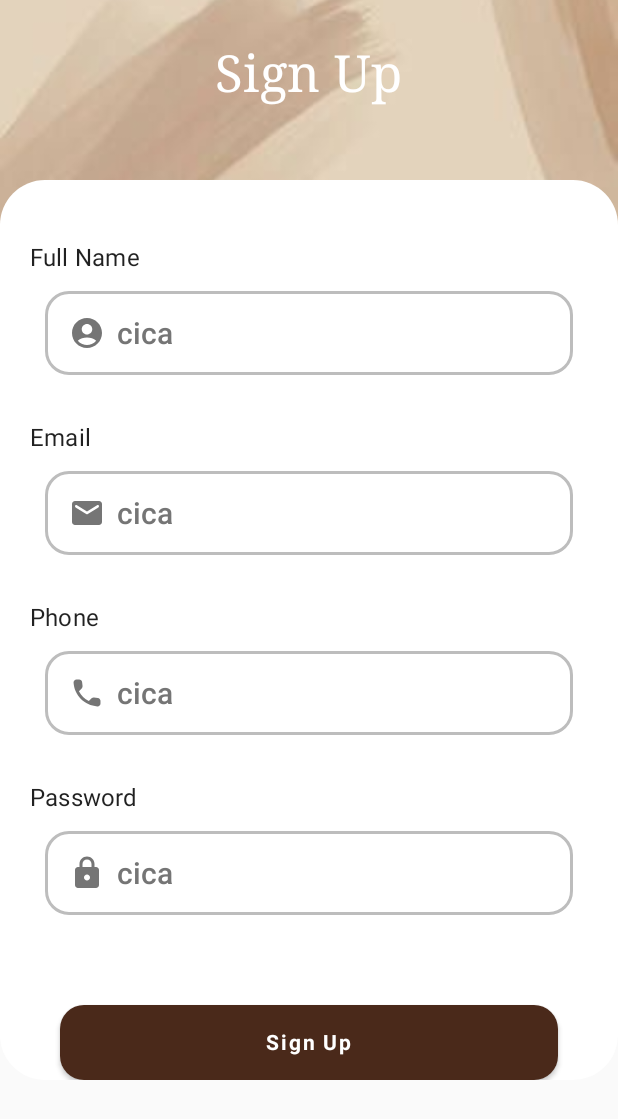
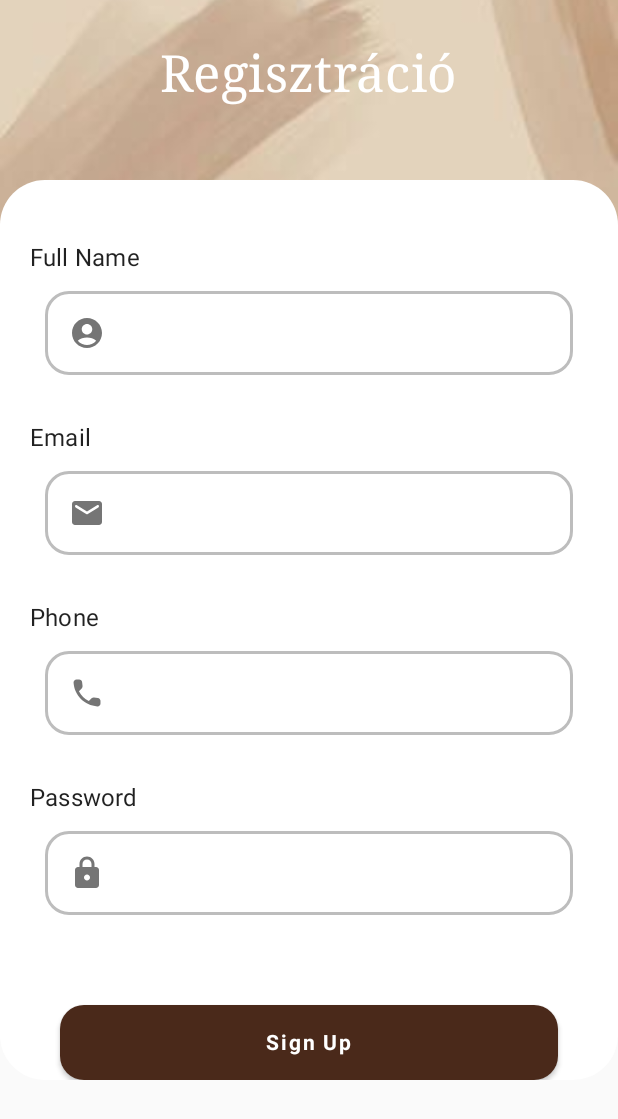
Before and after one commit to dorinaorova/Restaurant_app, an Android app built with Jetpack Compose: the SignUpScreen screen opened through its navigation route, on a phone screen of 412 x 824 dp. Shown: the top 1119 px of the screen. Run offline under Robolectric (Android 15) with nearby library versions, the phone set to English and light mode, and no system bars.

```diff
--- a/app/src/main/java/com/example/restuarantfinder/navigation/Navigation.kt
+++ b/app/src/main/java/com/example/restuarantfinder/navigation/Navigation.kt
@@ -23,18 +23,18 @@ fun Navigation(navController: NavHostController){
         composable(route = Screen.ProfileScreen.route){
             ProfileScreen(navController = navController)
         }
-        composable(route = Screen.RestaurantScreen.route){
-            RestaurantScreen(navController = navController)
+        composable(route = Screen.RestaurantScreen.route+"/{id}"){
+            RestaurantScreen(navController = navController, id = it.arguments?.getInt("id")!!)
         }
         composable(route = Screen.SignUpScreen.route){
             SignUpScreen(navController = navController)
         }
-        composable(route = Screen.MenuScreen.route){
+        composable(route = Screen.MenuScreen.route+"/{title}"){
             Log.d("Arg", it.arguments?.getString("title").toString())
-            MenuScreen(navController = navController)
+            MenuScreen(navController = navController, title = it.arguments?.getString("title").toString())
         }
-        composable(route = Screen.ReservationScreen.route){
-            ReservationScreen(navController = navController)
+        composable(route = Screen.ReservationScreen.route+"/{id}"){
+            ReservationScreen(navController = navController, id = it.arguments?.getInt("id")!!)
         }
     }
 }
--- a/app/src/main/java/com/example/restuarantfinder/screen/HomeScreen.kt
+++ b/app/src/main/java/com/example/restuarantfinder/screen/HomeScreen.kt
@@ -8,8 +8,11 @@ import androidx.compose.foundation.layout.*
 import androidx.compose.foundation.shape.RoundedCornerShape
 import androidx.compose.foundation.text.BasicTextField
 import androidx.compose.foundation.text.ClickableText
-import androidx.compose.foundation.text.KeyboardOptions
 import androidx.compose.material.*
+import androidx.compose.material.icons.Icons
+import androidx.compose.material.icons.rounded.Email
+import androidx.compose.material.icons.rounded.Lock
+import androidx.compose.material.icons.rounded.Password
 import androidx.compose.runtime.Composable
 import androidx.compose.runtime.mutableStateOf
 import androidx.compose.runtime.remember
@@ -17,14 +20,13 @@ import androidx.compose.ui.Alignment
 import androidx.compose.ui.Modifier
 import androidx.compose.ui.graphics.Color
 import androidx.compose.ui.graphics.painter.Painter
+import androidx.compose.ui.layout.ContentScale
 import androidx.compose.ui.res.colorResource
 import androidx.compose.ui.res.painterResource
 import androidx.compose.ui.text.AnnotatedString
 import androidx.compose.ui.text.TextStyle
 import androidx.compose.ui.text.font.FontFamily
 import androidx.compose.ui.text.font.FontWeight
-import androidx.compose.ui.text.input.KeyboardType
-import androidx.compose.ui.text.input.PasswordVisualTransformation
 import androidx.compose.ui.text.input.TextFieldValue
 import androidx.compose.ui.text.style.TextDecoration
 import androidx.compose.ui.tooling.preview.Preview
@@ -35,40 +37,58 @@ import androidx.navigation.compose.rememberNavController
 import com.example.restuarantfinder.R
 import com.example.restuarantfinder.navigation.Screen
 
+private var email = ""
+private var password =""
 
 @Composable
 fun HomeScreen( navController: NavController) {
+    Box(modifier = Modifier
+        .fillMaxSize()) {
+        Image(
+            painterResource(id = R.drawable.background),
+            contentDescription = null,
+            contentScale = ContentScale.Crop,
+            modifier = Modifier
+                .fillMaxHeight()
+        )
         Column(
-        modifier= Modifier.fillMaxSize(),
+            modifier = Modifier.fillMaxSize(),
             horizontalAlignment = Alignment.CenterHorizontally,
             verticalArrangement = Arrangement.Center
         ) {
             LoginPage(navController = navController)
         }
-
+    }
 }
 
 @Composable
 fun LoginPage(navController: NavController) {
+    Box(modifier = Modifier.background(color= Color.White, shape = RoundedCornerShape(size = 16.dp))) {
         Column(
-        modifier = Modifier.padding(20.dp),
+            modifier = Modifier.padding(20.dp)
+                                .wrapContentWidth(),
             verticalArrangement = Arrangement.Center,
             horizontalAlignment = Alignment.CenterHorizontally
         ) {
 
-        val email = remember { mutableStateOf(TextFieldValue()) }
-        val password = remember { mutableStateOf(TextFieldValue()) }
+            val emailForm = remember { mutableStateOf(TextFieldValue()) }
+            val passwordForm = remember { mutableStateOf(TextFieldValue()) }
 
-        Column(modifier = Modifier.fillMaxWidth(0.5f),
-            horizontalAlignment = Alignment.CenterHorizontally) {
+            Column(
+                modifier = Modifier.fillMaxWidth(0.5f),
+                horizontalAlignment = Alignment.CenterHorizontally
+            ) {
                 ImageResource()
             }
-        Text(text = "RESTIng", style = TextStyle(fontSize = 40.sp, fontFamily = FontFamily.Serif))
+            Text(
+                text = "RESTIng",
+                style = TextStyle(fontSize = 40.sp, fontFamily = FontFamily.Serif)
+            )
 
             Spacer(modifier = Modifier.height(20.dp))
             BasicTextField(
-            value = email.value,
-            onValueChange = { email.value = it},
+                value = emailForm.value,
+                onValueChange = { emailForm.value = it },
                 textStyle = TextStyle(
                     fontSize = 20.sp,
                     fontWeight = FontWeight.Medium,
@@ -78,7 +98,7 @@ fun LoginPage(navController: NavController) {
                     Row(
                         modifier = Modifier
                             .padding(horizontal = 30.dp, vertical = 10.dp)
-                        .fillMaxWidth()
+                            .fillMaxWidth(0.8f)
                             .background(
                                 color = Color.White,
                                 shape = RoundedCornerShape(size = 16.dp)
@@ -91,15 +111,22 @@ fun LoginPage(navController: NavController) {
                             .padding(all = 16.dp),
                         verticalAlignment = Alignment.CenterVertically
                     ) {
+                        Icon(
+                            imageVector = Icons.Rounded.Email,
+                            contentDescription = null,
+                            tint = colorResource(id = R.color.secondary_text)
+                        )
+                        Spacer(modifier = Modifier.width(width = 8.dp))
                         innerTextField()
                     }
                 }
             )
 
             Spacer(modifier = Modifier.height(20.dp))
+
             BasicTextField(
-            value = password.value,
-            onValueChange = { password.value = it},
+                value = passwordForm.value,
+                onValueChange = { passwordForm.value = it },
                 textStyle = TextStyle(
                     fontSize = 20.sp,
                     fontWeight = FontWeight.Medium,
@@ -109,7 +136,7 @@ fun LoginPage(navController: NavController) {
                     Row(
                         modifier = Modifier
                             .padding(horizontal = 30.dp, vertical = 10.dp)
-                        .fillMaxWidth()
+                            .fillMaxWidth(0.8f)
                             .background(
                                 color = Color.White,
                                 shape = RoundedCornerShape(size = 16.dp)
@@ -122,28 +149,37 @@ fun LoginPage(navController: NavController) {
                             .padding(all = 16.dp),
                         verticalAlignment = Alignment.CenterVertically
                     ) {
+                        Icon(
+                            imageVector = Icons.Rounded.Lock,
+                            contentDescription = null,
+                            tint = colorResource(id = R.color.secondary_text)
+                        )
+                        Spacer(modifier = Modifier.width(width = 8.dp))
                         innerTextField()
                     }
                 }
             )
 
             Spacer(modifier = Modifier.height(20.dp))
+
             Box(modifier = Modifier.padding(40.dp, 0.dp, 40.dp, 0.dp)) {
                 Button(
                     onClick = {
+                        password = passwordForm.value.text
+                        email = emailForm.value.text
                         navController.navigate(route = Screen.RestaurantListScreen.route)
                     },
                     shape = RoundedCornerShape(16.dp),
                     colors = ButtonDefaults.buttonColors(backgroundColor = colorResource(id = R.color.dark_primary)),
                     modifier = Modifier
-                    .fillMaxWidth()
+                        .fillMaxWidth(0.8f)
                         .height(50.dp)
 
                 ) {
-                Text(text = "Login",
+                    Text(
+                        text = "Login",
                         color = Color.White,
-                fontWeight = FontWeight.Bold,
-                    modifier = Modifier.clickable (onClick = {navController.navigate(route = Screen.RestaurantListScreen.route)})
+                        fontWeight = FontWeight.Bold
                     )
                 }
             }
@@ -154,7 +190,7 @@ fun LoginPage(navController: NavController) {
                     modifier = Modifier
                         .align(Alignment.BottomCenter)
                         .padding(20.dp),
-                onClick = {navController.navigate(route = Screen.SignUpScreen.route) },
+                    onClick = { navController.navigate(route = Screen.SignUpScreen.route) },
                     style = TextStyle(
                         fontSize = 14.sp,
                         fontFamily = FontFamily.Default,
@@ -165,11 +201,12 @@ fun LoginPage(navController: NavController) {
             }
         }
     }
+}
 
 @Composable
 fun ImageResource(){
     val image: Painter = painterResource(id = R.drawable.train)
-    Image(painter = image,contentDescription = "")
+    Image(painter = image,contentDescription = "", modifier = Modifier.padding(top=20.dp))
 }
 
 @Preview(showBackground = true)
--- a/app/src/main/java/com/example/restuarantfinder/screen/SingUpScreen.kt
+++ b/app/src/main/java/com/example/restuarantfinder/screen/SingUpScreen.kt
@@ -1,28 +1,31 @@
 package com.example.restuarantfinder.screen
 
+import android.util.Log
+import android.widget.Toast
 import androidx.compose.foundation.*
 import androidx.compose.foundation.layout.*
 import androidx.compose.foundation.shape.RoundedCornerShape
 import androidx.compose.foundation.text.BasicTextField
+import androidx.compose.foundation.text.KeyboardActions
+import androidx.compose.foundation.text.KeyboardOptions
 import androidx.compose.material.*
 import androidx.compose.material.icons.Icons
-import androidx.compose.material.icons.filled.Search
-import androidx.compose.material.icons.rounded.AccountCircle
-import androidx.compose.material.icons.rounded.Email
-import androidx.compose.material.icons.rounded.Lock
-import androidx.compose.material.icons.rounded.Phone
+import androidx.compose.material.icons.rounded.*
 import androidx.compose.runtime.*
 import androidx.compose.ui.Alignment
 import androidx.compose.ui.Modifier
-import androidx.compose.ui.graphics.Brush
+import androidx.compose.ui.focus.FocusDirection
 import androidx.compose.ui.graphics.Color
 import androidx.compose.ui.graphics.vector.ImageVector
 import androidx.compose.ui.layout.ContentScale
+import androidx.compose.ui.platform.LocalContext
+import androidx.compose.ui.platform.LocalFocusManager
 import androidx.compose.ui.res.colorResource
 import androidx.compose.ui.res.painterResource
 import androidx.compose.ui.text.TextStyle
 import androidx.compose.ui.text.font.FontFamily
 import androidx.compose.ui.text.font.FontWeight
+import androidx.compose.ui.text.input.ImeAction
 import androidx.compose.ui.tooling.preview.Preview
 import androidx.compose.ui.unit.dp
 import androidx.compose.ui.unit.sp
@@ -30,6 +33,11 @@ import androidx.navigation.NavController
 import androidx.navigation.compose.rememberNavController
 import com.example.restuarantfinder.R
 import com.example.restuarantfinder.navigation.Screen
+
+private var name = ""
+private var email = ""
+private var phone = ""
+private var password = ""
 
 @Composable
 fun SignUpScreen(navController: NavController){
@@ -55,7 +63,7 @@ private fun Header(){
             horizontalAlignment = Alignment.CenterHorizontally
         ) {
             Text(
-                text = "Sign Up",
+                text = "Regisztráció",
                 fontFamily = FontFamily.Serif,
                 style = MaterialTheme.typography.h4,
                 color = colorResource(id = R.color.primary_text),
@@ -79,14 +87,17 @@ private fun Datas(scroll : ScrollState, navController: NavController){
             .background(Color.White,
                 shape = RoundedCornerShape(size = 30.dp))){
             Spacer(modifier = Modifier.height(20.dp))
-            DataField("Full Name", Icons.Rounded.AccountCircle)
-            DataField("Email", Icons.Rounded.Email)
-            DataField("Phone", Icons.Rounded.Phone)
-            DataField("Password", Icons.Rounded.Lock)
+            DataField("Full Name", Icons.Rounded.AccountCircle, 0)
+            DataField("Email", Icons.Rounded.Email, 1)
+            DataField("Phone", Icons.Rounded.Phone, 2)
+            DataField("Password", Icons.Rounded.Lock, 3)
             Spacer(modifier = Modifier.height(50.dp))
             Box(modifier = Modifier.padding(40.dp, 0.dp, 40.dp, 0.dp)) {
+                val context = LocalContext.current
                 Button(
                     onClick = {
+                        Toast.makeText(context, "$name $email $phone $password", Toast.LENGTH_SHORT ).show()
+                        Log.d("Datas: ", "$name $email $phone $password")
                         navController.navigate(route = Screen.RestaurantListScreen.route)
                     },
                     shape = RoundedCornerShape(16.dp),
@@ -99,7 +110,6 @@ private fun Datas(scroll : ScrollState, navController: NavController){
                     Text(text = "Sign Up",
                         color = Color.White,
                         fontWeight = FontWeight.Bold,
-                        modifier = Modifier.clickable (onClick = {navController.navigate(route = Screen.RestaurantListScreen.route)})
                     )
                 }
             }
@@ -109,22 +119,41 @@ private fun Datas(scroll : ScrollState, navController: NavController){
 }
 
 @Composable
-private fun DataField(text: String, icon: ImageVector){
-    var tfvalue by remember {
-        mutableStateOf("")
-    }
+private fun DataField(text: String, icon: ImageVector, valueNum: Int){
+    var value by remember { mutableStateOf("") }
+    val focusManager = LocalFocusManager.current
+
     Text(text=text,
         style = MaterialTheme.typography.subtitle1,
         modifier = Modifier.padding(start = 20.dp, top = 20.dp))
+
     BasicTextField(
-        value = "cica",
-        onValueChange = { newText ->
-            tfvalue = newText
-        },
+        value = value,
+        onValueChange = {value = it
+            if(valueNum==0){
+                name = value
+                Log.d("name: ", value)
+            }
+            else if(valueNum ==1){
+                email=value
+                Log.d("email: ", value)
+            }else if(valueNum == 2){
+                phone=value
+                Log.d("phone: ", value)
+            }else{
+                password=value
+                Log.d("password: ", value)
+            }},
         textStyle = TextStyle(
             fontSize = 20.sp,
             fontWeight = FontWeight.Medium,
             color = colorResource(id = R.color.secondary_text)
+        ),
+        keyboardOptions = KeyboardOptions(imeAction = ImeAction.Next),
+        keyboardActions = KeyboardActions(
+            onNext = {
+                focusManager.moveFocus(FocusDirection.Down)
+            }
         ),
         decorationBox = { innerTextField ->
             Row(
@@ -159,6 +188,6 @@ private fun DataField(text: String, icon: ImageVector){
 @Composable
 fun SignUpScreenPreview() {
     MaterialTheme {
-        SignUpScreen( navController = rememberNavController())
+        SignUpScreen(navController = rememberNavController())
     }
 }
```
Also changed, not shown: app/src/main/java/com/example/restuarantfinder/screen/MenuScreen.kt (+13 -9 lines), app/src/main/java/com/example/restuarantfinder/screen/ProfileScreen.kt (+7 -7 lines), app/src/main/java/com/example/restuarantfinder/screen/ReservatoinScreen.kt (+8 -6 lines), app/src/main/java/com/example/restuarantfinder/screen/RestaurantListScreen.kt (+17 -4 lines), app/src/main/java/com/example/restuarantfinder/screen/RestaurantScreen.kt (+12 -18 lines). Lines whose indentation alone changed are shown as unchanged.
